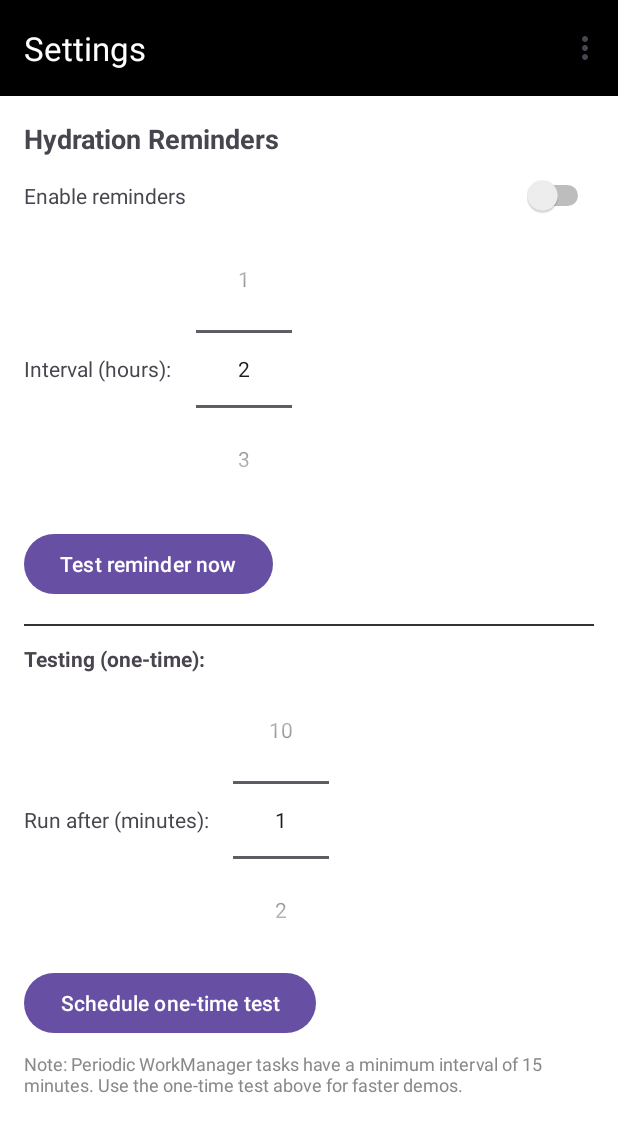
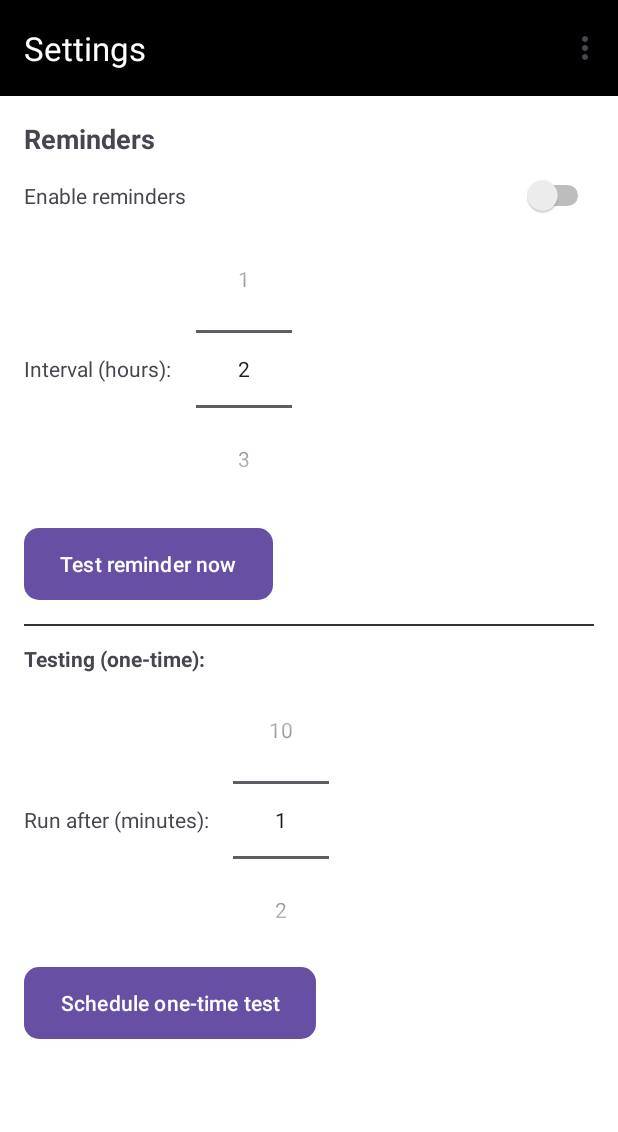
Before and after one commit to theshanGeeth123/LifeWellnessAppV2, an Android app: the MainActivity2 screen opened directly, with no data from a screen before it, in the options menu, after a tap on "Settings", on a phone screen of 412 x 824 dp. Shown: the top 1132 px of the screen. Run offline under Robolectric (Android 15) with nearby library versions, the phone set to English and light mode, and no system bars; 2 statements that could not run were skipped.

Commit message:
Fixed the issues

```diff
--- a/android-test/app/src/main/java/com/example/assignment3/MainActivity2.kt
+++ b/android-test/app/src/main/java/com/example/assignment3/MainActivity2.kt
@@ -1,5 +1,6 @@
 package com.example.assignment3
 
+import android.content.Intent
 import android.os.Bundle
 import android.view.Menu
 import android.view.MenuItem
@@ -68,6 +69,13 @@ class MainActivity2 : AppCompatActivity() {
                     .commit()
                 true
             }
+            R.id.logout -> {
+
+                val intent = Intent(this, MainActivity::class.java)
+                startActivity(intent)
+
+                true
+            }
             else -> super.onOptionsItemSelected(item)
         }
     }
--- a/android-test/app/src/main/res/layout/activity_main.xml
+++ b/android-test/app/src/main/res/layout/activity_main.xml
@@ -27,6 +27,7 @@
             android:layout_height="wrap_content"
             android:paddingRight="20dp"
             android:textSize="18dp"
+            android:textStyle="bold"
             android:paddingLeft="20dp"
             android:text="Track all your day to day Activities,Mood and Reminders
 Improve your Health journey, Dont need register or Login you can use directly"
--- a/android-test/app/src/main/res/layout/fragment_settings.xml
+++ b/android-test/app/src/main/res/layout/fragment_settings.xml
@@ -8,7 +8,7 @@
         android:layout_width="match_parent" android:layout_height="wrap_content">
 
         <TextView
-            android:text="Hydration Reminders"
+            android:text="Reminders"
             android:textStyle="bold"
             android:textSize="18sp"
             android:layout_width="wrap_content" android:layout_height="wrap_content"/>
@@ -51,6 +51,7 @@
         <Button
             android:id="@+id/btnTestNow"
             android:text="Test reminder now"
+            android:background="@drawable/main_button1"
             android:layout_width="wrap_content" android:layout_height="wrap_content"
             android:layout_marginTop="16dp"/>
 
@@ -84,14 +85,10 @@
         <Button
             android:id="@+id/btnTestAfterMinutes"
             android:text="Schedule one-time test"
+            android:background="@drawable/main_button1"
             android:layout_width="wrap_content" android:layout_height="wrap_content"
             android:layout_marginTop="8dp"/>
 
-        <TextView
-            android:text="Note: Periodic WorkManager tasks have a minimum interval of 15 minutes. Use the one-time test above for faster demos."
-            android:textSize="12sp"
-            android:textColor="#888888"
-            android:layout_marginTop="8dp"
-            android:layout_width="wrap_content" android:layout_height="wrap_content"/>
+
     </LinearLayout>
 </ScrollView>
--- a/android-test/app/src/main/res/menu/main_menu.xml
+++ b/android-test/app/src/main/res/menu/main_menu.xml
@@ -16,4 +16,9 @@
         android:id="@+id/menu_settings"
         android:title="Settings"
         app:showAsAction="never" />
+
+    <item
+        android:id="@+id/logout"
+        android:title="Logout"
+        app:showAsAction="never" />
 </menu>
--- a/android-test/app/src/main/res/values/strings.xml
+++ b/android-test/app/src/main/res/values/strings.xml
@@ -9,7 +9,7 @@
 
     <string name="progress_format">Today: %1$d/%2$d (%3$d%%)</string>
     <string name="viewing_date">Viewing: %1$s</string>
-    <string name="change_date">Change Date</string>
+    <string name="change_date">Date</string>
 
     <string name="add_mood">Add Mood</string>
     <string name="delete">Delete</string>
```
Also changed, not shown: android-test/app/src/main/res/layout/fragment_habit_list.xml (+9 -0 lines).
